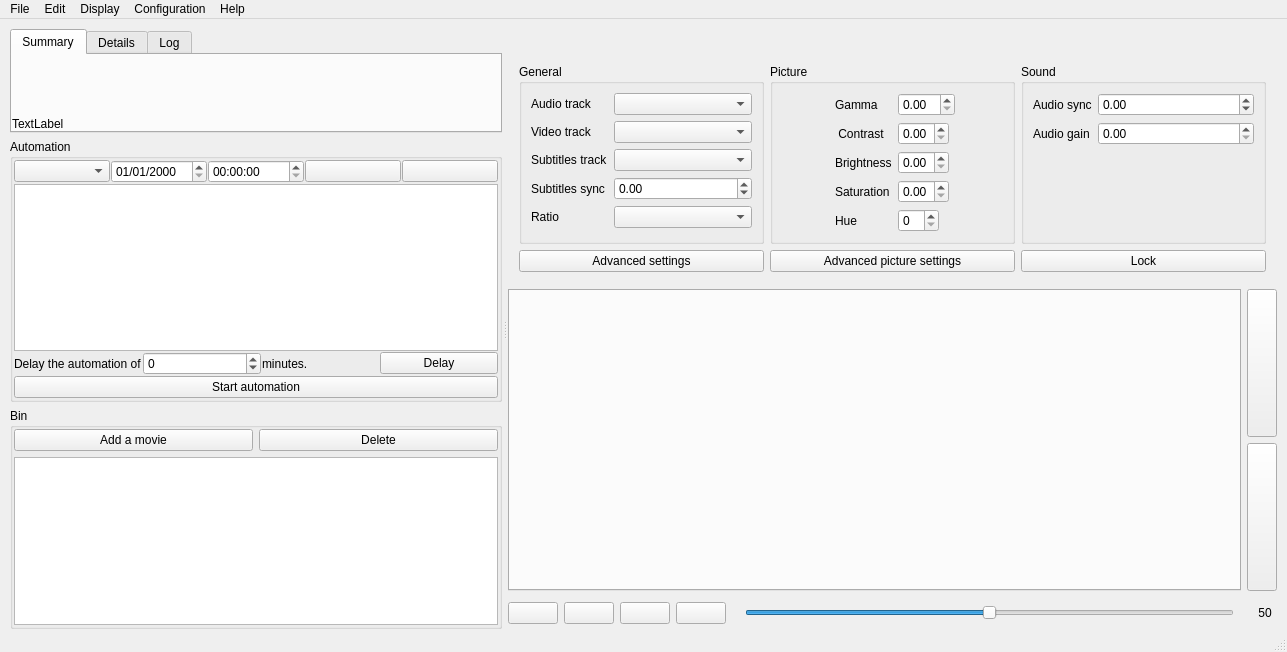
Qt form src/mainwindow.ui (cinemaouvert/OPP) before a commit.
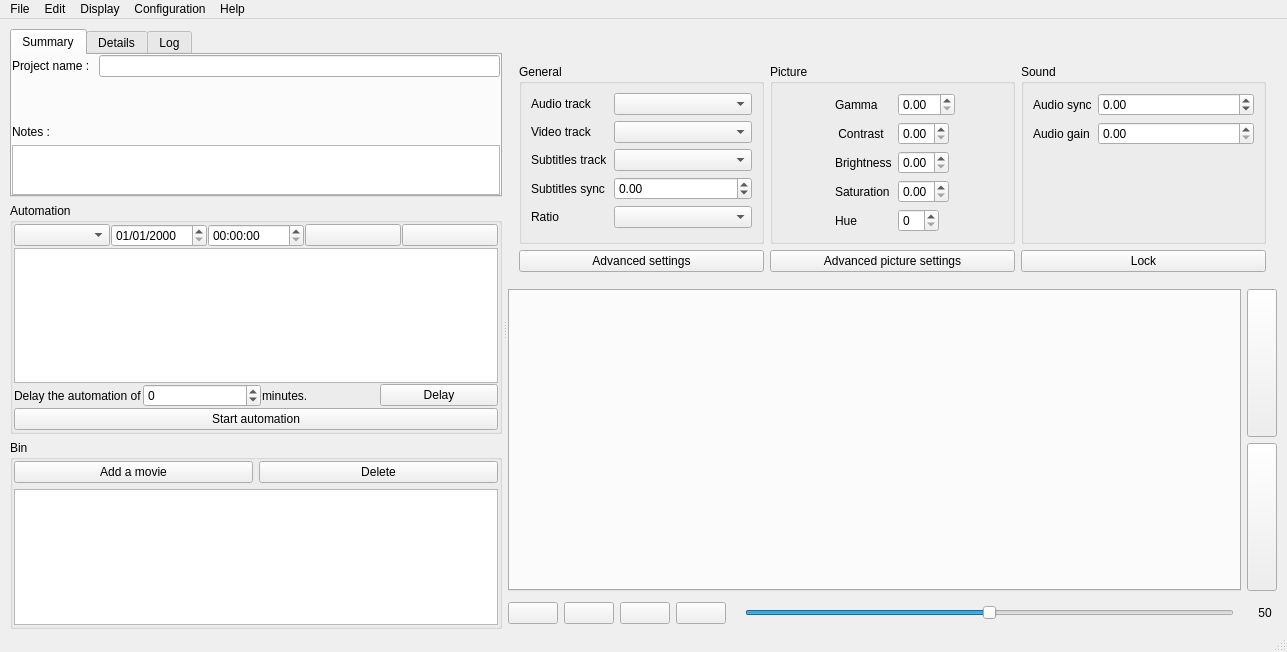
The same form after that commit. The open tabs and pages were chosen to show the change. Icons and pictures are not drawn. Custom widgets are drawn as their Qt base class.

Patch:
```diff
--- a/src/mainwindow.ui
+++ b/src/mainwindow.ui
@@ -51,14 +51,24 @@
              <number>0</number>
             </property>
             <item>
-             <widget class="QLabel" name="progEdit">
+             <layout class="QHBoxLayout" name="horizontalLayout_8">
+              <item alignment="Qt::AlignLeft">
+               <widget class="QLabel" name="labelprogEdit">
+                <property name="sizePolicy">
+                 <sizepolicy hsizetype="Minimum" vsizetype="Preferred">
+                  <horstretch>0</horstretch>
+                  <verstretch>0</verstretch>
+                 </sizepolicy>
+                </property>
               <property name="text">
-               <string/>
-              </property>
-              <property name="textInteractionFlags">
-               <set>Qt::LinksAccessibleByMouse|Qt::TextEditable|Qt::TextEditorInteraction|Qt::TextSelectableByKeyboard|Qt::TextSelectableByMouse</set>
-              </property>
-             </widget>
+                 <string>Project name : </string>
+                </property>
+               </widget>
+              </item>
+              <item>
+               <widget class="QLineEdit" name="progEdit"/>
+              </item>
+             </layout>
             </item>
             <item>
              <widget class="QLabel" name="nbrfilmlabel">
@@ -75,14 +85,37 @@
              </widget>
             </item>
             <item>
-             <widget class="QLabel" name="noteEdit">
+             <layout class="QVBoxLayout" name="verticalLayout_17">
+              <item>
+               <widget class="QLabel" name="labelnoteEdit">
+                <property name="sizePolicy">
+                 <sizepolicy hsizetype="Minimum" vsizetype="Preferred">
+                  <horstretch>0</horstretch>
+                  <verstretch>0</verstretch>
+                 </sizepolicy>
+                </property>
               <property name="text">
-               <string>TextLabel</string>
-              </property>
-              <property name="textInteractionFlags">
-               <set>Qt::LinksAccessibleByMouse|Qt::TextEditable|Qt::TextEditorInteraction|Qt::TextSelectableByKeyboard|Qt::TextSelectableByMouse</set>
-              </property>
-             </widget>
+                 <string>Notes : </string>
+                </property>
+               </widget>
+              </item>
+              <item>
+               <widget class="QTextEdit" name="notesEdit">
+                <property name="sizePolicy">
+                 <sizepolicy hsizetype="Expanding" vsizetype="Fixed">
+                  <horstretch>0</horstretch>
+                  <verstretch>0</verstretch>
+                 </sizepolicy>
+                </property>
+                <property name="maximumSize">
+                 <size>
+                  <width>16777215</width>
+                  <height>50</height>
+                 </size>
+                </property>
+               </widget>
+              </item>
+             </layout>
             </item>
            </layout>
           </widget>
```
Left out of the diff: 2 changed lines with no effect on the pictures. Lines whose indentation alone changed are shown as unchanged.
